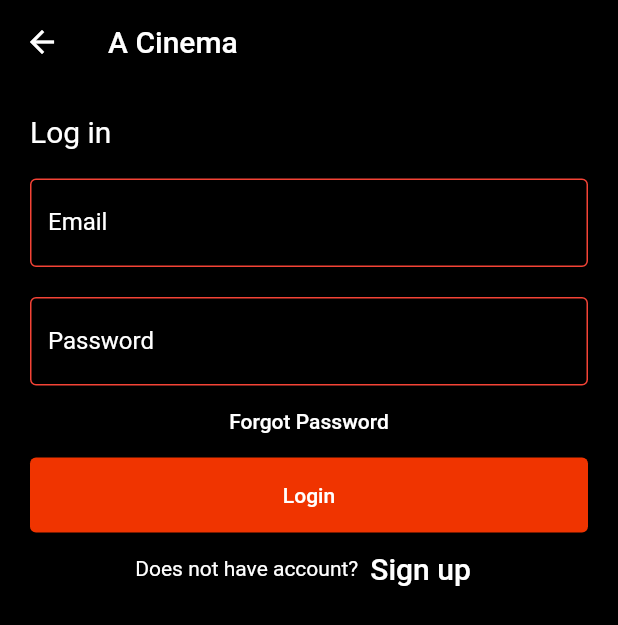
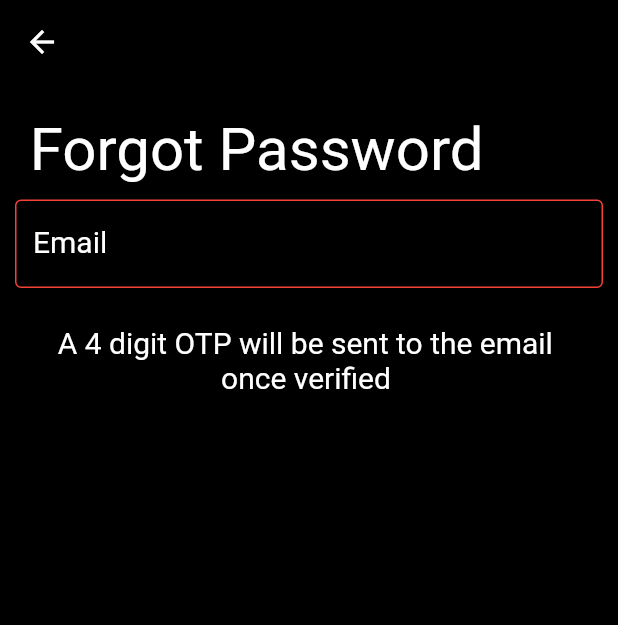
Before and after one commit to yeabseras7/Cinema_Flutter_App, a Flutter app: the Login screen opened directly, after a tap on "Forgot Password", on a phone screen of 412 x 824 dp. Shown: the top 625 px of the screen. Run offline on Flutter 3.47's test engine with Material 2 defaults, Android fonts, the light colour scheme and no system bars; our stand-ins replace animated_splash_screen, getwidget, google_fonts.

Commit message:
Forgot Password Done

```diff
--- a/lib/register.dart
+++ b/lib/register.dart
@@ -141,7 +141,8 @@ class Register extends StatelessWidget {
                     onPressed: () {
                       Navigator.push(
                         context,
-                        MaterialPageRoute(builder: (context) => Welcome()),
+                        MaterialPageRoute(
+                            builder: (context) => const Welcome()),
                       );
                     },
                     child: const Text(
--- /dev/null
+++ b/lib/screens/forgot.dart
@@ -0,0 +1,82 @@
+import 'package:flutter/material.dart';
+import 'package:getwidget/components/button/gf_button.dart';
+import 'package:getwidget/shape/gf_button_shape.dart';
+
+import '../utils/constant.dart';
+
+class Forgot extends StatelessWidget {
+  const Forgot({Key? key}) : super(key: key);
+
+  @override
+  Widget build(BuildContext context) {
+    return Scaffold(
+      backgroundColor: Colors.black,
+      appBar: AppBar(
+        backgroundColor: Colors.black,
+      ),
+      body: SingleChildScrollView(
+        child: Column(
+          children: [
+            const SizedBox(
+              height: 20,
+            ),
+            Container(
+              alignment: Alignment.topLeft,
+              child: const Text(
+                '  Forgot Password',
+                style: TextStyle(color: Colors.white, fontSize: 40),
+              ),
+            ),
+            Container(
+              padding: const EdgeInsets.all(10),
+              child: TextFormField(
+                style: const TextStyle(color: Colors.white),
+                obscureText: false,
+                decoration: const InputDecoration(
+                  border: UnderlineInputBorder(),
+                  labelText: 'Email',
+                  labelStyle: TextStyle(color: Colors.white, fontSize: 20),
+                  enabledBorder: OutlineInputBorder(
+                      borderSide: BorderSide(color: Colors.red)),
+                  focusedBorder: OutlineInputBorder(
+                      borderSide: BorderSide(color: Colors.red)),
+                ),
+              ),
+            ),
+            const SizedBox(
+              height: 15,
+            ),
+            const Center(
+              child: Text(
+                'A 4 digit OTP will be sent to the email \n                      once verified',
+                style: TextStyle(color: Colors.white, fontSize: 20),
+              ),
+            ),
+            const Center(
+              child: Expanded(
+                child: SizedBox(
+                  height: 600,
+                ),
+              ),
+            ),
+            Row(
+              mainAxisAlignment: MainAxisAlignment.spaceAround,
+              children: <Widget>[
+                Expanded(
+                  child: GFButton(
+                    color: Constants.primaryColor,
+                    onPressed: () {},
+                    text: "Send OTP",
+                    size: 45,
+                    shape: GFButtonShape.pills,
+                    blockButton: true,
+                  ),
+                ),
+              ],
+            ),
+          ],
+        ),
+      ),
+    );
+  }
+}
--- a/lib/screens/login.dart
+++ b/lib/screens/login.dart
@@ -2,6 +2,7 @@ import 'package:cinema/utils/constant.dart';
 import 'package:flutter/material.dart';
 
 import '../welocme.dart';
+import 'forgot.dart';
 
 class Login extends StatefulWidget {
   const Login({super.key});
@@ -17,7 +18,8 @@ class _LoginState extends State<Login> {
   Widget build(BuildContext context) {
     return Scaffold(
       backgroundColor: Colors.black,
-      appBar: AppBar(title: Text("A Cinema"), backgroundColor: Colors.black),
+      appBar:
+          AppBar(title: const Text("A Cinema"), backgroundColor: Colors.black),
       body: Body(),
     );
   }
@@ -37,7 +39,7 @@ class _LoginState extends State<Login> {
             Container(
               padding: const EdgeInsets.all(10),
               child: TextField(
-                style: TextStyle(color: Colors.white),
+                style: const TextStyle(color: Colors.white),
                 controller: nameController,
                 decoration: const InputDecoration(
                     hintText: "Type your email",
@@ -56,7 +58,7 @@ class _LoginState extends State<Login> {
             Container(
               padding: const EdgeInsets.fromLTRB(10, 10, 10, 0),
               child: TextField(
-                style: TextStyle(color: Colors.white),
+                style: const TextStyle(color: Colors.white),
                 obscureText: true,
                 controller: passwordController,
                 decoration: const InputDecoration(
@@ -76,6 +78,10 @@ class _LoginState extends State<Login> {
             ),
             TextButton(
               onPressed: () {
+                Navigator.push(
+                  context,
+                  MaterialPageRoute(builder: (context) => const Forgot()),
+                );
                 //forgot password screen
               },
               child: const Text(
```
